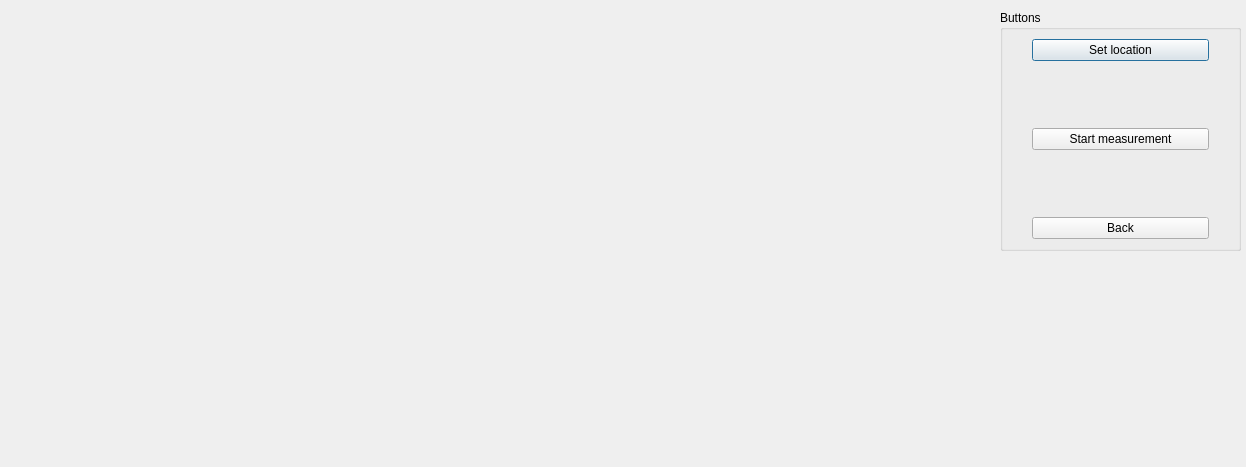
Before: the Qt Designer form measurewindow.ui in Dawid-Lukasiewicz/ultrasonic-sensor-app, drawn with Qt 5.
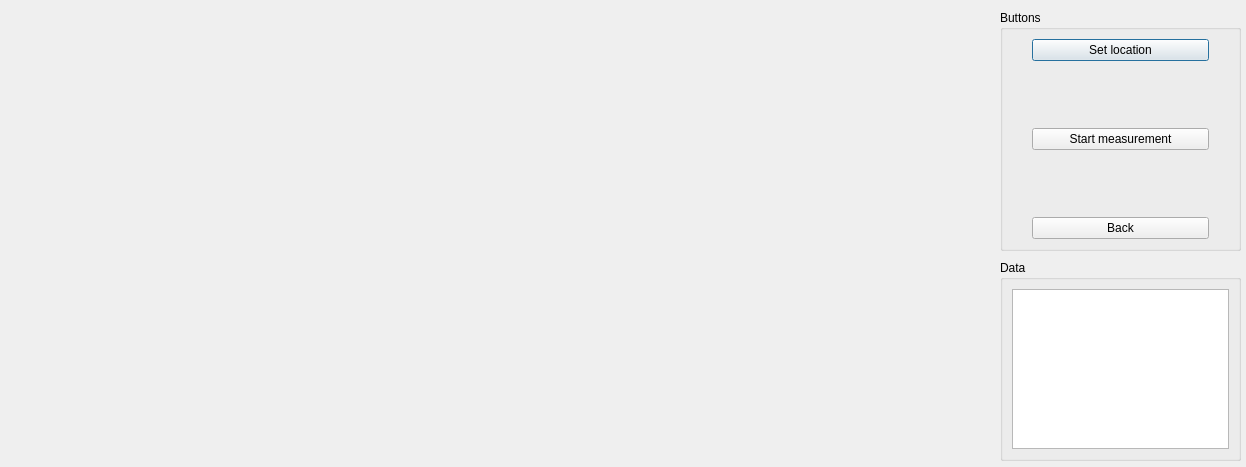
After: the same form once the commit is applied.

The edit to the form file:
```diff
--- a/measurewindow.ui
+++ b/measurewindow.ui
@@ -75,6 +75,24 @@
     </item>
    </layout>
   </widget>
+  <widget class="QGroupBox" name="GroupDataLog">
+   <property name="geometry">
+    <rect>
+     <x>1000</x>
+     <y>260</y>
+     <width>241</width>
+     <height>201</height>
+    </rect>
+   </property>
+   <property name="title">
+    <string>Data</string>
+   </property>
+   <layout class="QGridLayout" name="gridLayout_2">
+    <item row="0" column="0">
+     <widget class="QTextEdit" name="DataMeasureWindow"/>
+    </item>
+   </layout>
+  </widget>
  </widget>
  <resources/>
  <connections/>
```
Left out of the diff: 2 changed lines with no effect on the pictures.
